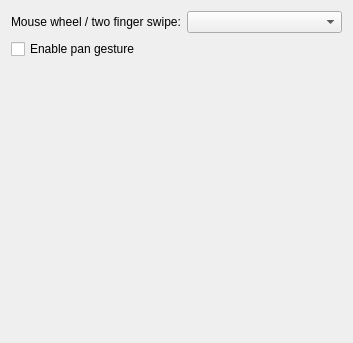
Qt form scripts/Navigation/DefaultNavigation/PreferencesPage.ui (qcad/qcad) before a commit.
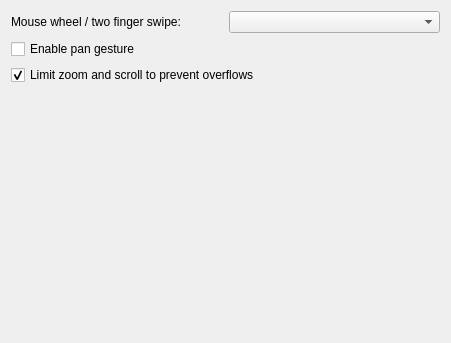
The same form after that commit.

Commit message: add preference to work around FS#973 - Drawing outside zoom limit

The edit to the form file:
```diff
--- a/scripts/Navigation/DefaultNavigation/PreferencesPage.ui
+++ b/scripts/Navigation/DefaultNavigation/PreferencesPage.ui
@@ -6,7 +6,7 @@
    <rect>
     <x>0</x>
     <y>0</y>
-    <width>353</width>
+    <width>451</width>
     <height>343</height>
    </rect>
   </property>
@@ -30,6 +30,16 @@
        </property>
       </widget>
      </item>
+     <item row="2" column="0" colspan="2">
+      <widget class="QCheckBox" name="LimitZoomAndScroll">
+       <property name="text">
+        <string>Limit zoom and scroll to prevent overflows</string>
+       </property>
+       <property name="checked">
+        <bool>true</bool>
+       </property>
+      </widget>
+     </item>
     </layout>
    </item>
    <item>
```
The commit also changes 10 other files.
